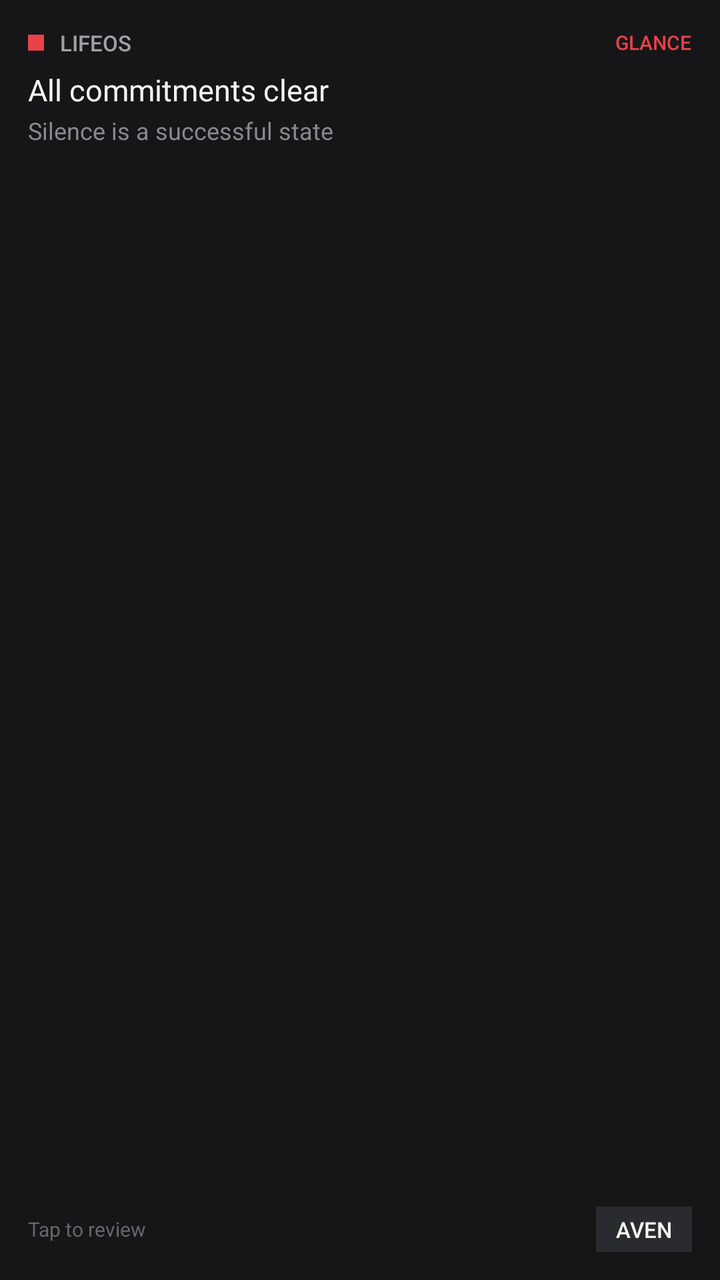
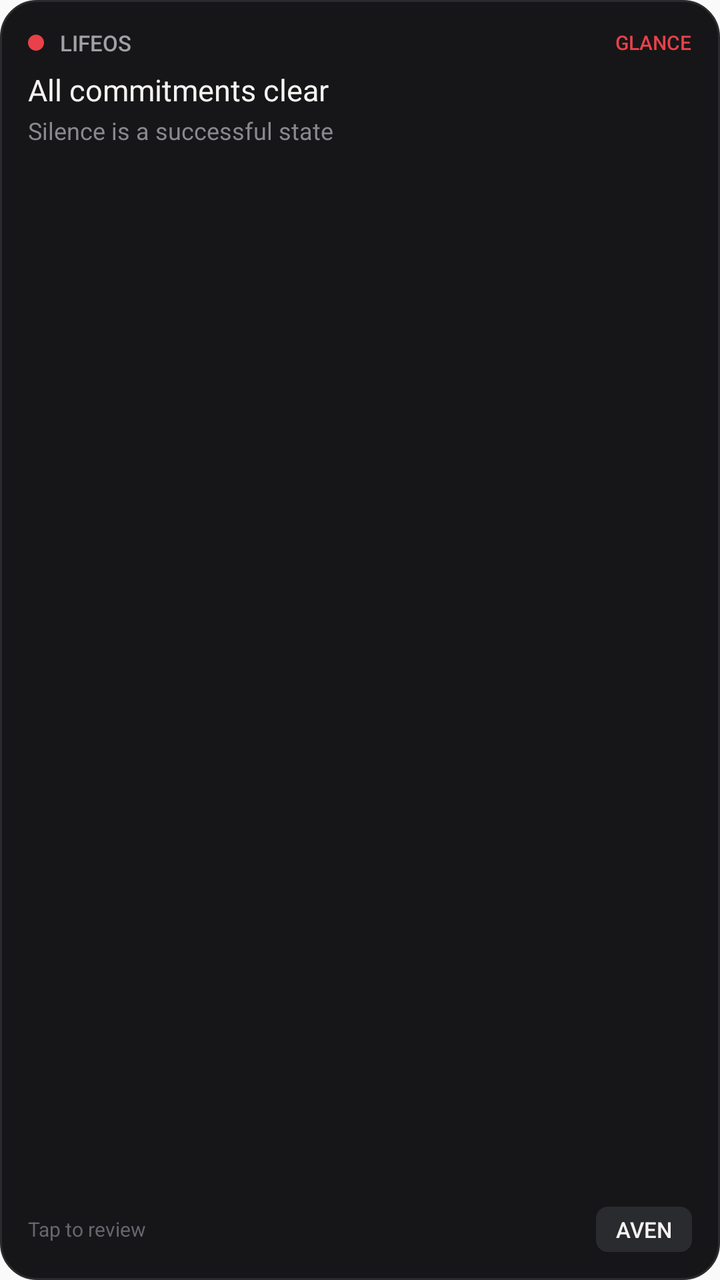

An Android layout rendered at two revisions. The XML below is the earlier revision; the diff shows what the commit changed to produce the second picture.
<!-- AndroidManifest.xml: application theme AppTheme -->
<!-- res/layout/widget_glance_layout.xml -->
<?xml version="1.0" encoding="utf-8"?>
<LinearLayout xmlns:android="http://schemas.android.com/apk/res/android"
    android:id="@+id/widget_root"
    android:layout_width="match_parent"
    android:layout_height="match_parent"
    android:background="#161618"
    android:orientation="vertical"
    android:padding="14dp">

    
    <LinearLayout
        android:layout_width="match_parent"
        android:layout_height="wrap_content"
        android:gravity="center_vertical"
        android:orientation="horizontal">

        
        <View
            android:id="@+id/widget_status_dot"
            android:layout_width="8dp"
            android:layout_height="8dp"
            android:background="#E8414A" />

        <TextView
            android:id="@+id/widget_header_label"
            android:layout_width="0dp"
            android:layout_height="wrap_content"
            android:layout_marginStart="8dp"
            android:layout_weight="1"
            android:fontFamily="sans-serif-medium"
            android:text="LIFEOS"
            android:textColor="#A0A0A5"
            android:textSize="11sp" />

        <TextView
            android:id="@+id/widget_mode_badge"
            android:layout_width="wrap_content"
            android:layout_height="wrap_content"
            android:fontFamily="sans-serif-medium"
            android:text="GLANCE"
            android:textColor="#E8414A"
            android:textSize="10sp" />
    </LinearLayout>

    
    <TextView
        android:id="@+id/widget_title"
        android:layout_width="match_parent"
        android:layout_height="wrap_content"
        android:layout_marginTop="6dp"
        android:ellipsize="end"
        android:fontFamily="sans-serif-bold"
        android:maxLines="2"
        android:text="All commitments clear"
        android:textColor="#F6F3F1"
        android:textSize="15sp" />

    <TextView
        android:id="@+id/widget_subtitle"
        android:layout_width="match_parent"
        android:layout_height="wrap_content"
        android:layout_marginTop="2dp"
        android:ellipsize="end"
        android:fontFamily="sans-serif"
        android:maxLines="1"
        android:text="Silence is a successful state"
        android:textColor="#88888E"
        android:textSize="12sp" />

    <View
        android:layout_width="match_parent"
        android:layout_height="0dp"
        android:layout_weight="1" />

    
    <LinearLayout
        android:layout_width="match_parent"
        android:layout_height="wrap_content"
        android:gravity="center_vertical"
        android:orientation="horizontal">

        <TextView
            android:id="@+id/widget_meta_text"
            android:layout_width="0dp"
            android:layout_height="wrap_content"
            android:layout_weight="1"
            android:fontFamily="sans-serif"
            android:text="Tap to review"
            android:textColor="#66666D"
            android:textSize="10sp" />

        <TextView
            android:id="@+id/widget_aven_button"
            android:layout_width="wrap_content"
            android:layout_height="wrap_content"
            android:background="#2A2B2F"
            android:fontFamily="sans-serif-medium"
            android:paddingStart="10dp"
            android:paddingTop="4dp"
            android:paddingEnd="10dp"
            android:paddingBottom="4dp"
            android:text="AVEN"
            android:textColor="#F6F3F1"
            android:textSize="11sp" />
    </LinearLayout>
</LinearLayout>
<!-- resources referenced by this layout -->
<resources>
  <style name="AppTheme" parent="Theme.AppCompat.DayNight.NoActionBar">
      <item name="android:editTextBackground">@drawable/rn_edit_text_material</item>
      <item name="colorPrimary">@color/colorPrimary</item>
      <item name="android:statusBarColor">@android:color/transparent</item>
      <item name="android:navigationBarColor">@android:color/transparent</item>
    </style>
  <!-- drawable rn_edit_text_material (drawable) -->
  <?xml version="1.0" encoding="utf-8"?>
  <inset xmlns:android="http://schemas.android.com/apk/res/android"
         android:insetLeft="@dimen/abc_edit_text_inset_horizontal_material"
         android:insetRight="@dimen/abc_edit_text_inset_horizontal_material"
         android:insetTop="@dimen/abc_edit_text_inset_top_material"
         android:insetBottom="@dimen/abc_edit_text_inset_bottom_material"
         >
  
      <selector>
          
          <item android:state_enabled="false" android:drawable="@drawable/abc_textfield_default_mtrl_alpha"/>
          <item android:drawable="@drawable/abc_textfield_activated_mtrl_alpha"/>
      </selector>
  
  </inset>
  <color name="colorPrimary">#023c69</color>
</resources>

<!-- the commit's change to res/layout/widget_glance_layout.xml (unified diff, before → after) -->
@@ -3,7 +3,7 @@
     android:id="@+id/widget_root"
     android:layout_width="match_parent"
     android:layout_height="match_parent"
-    android:background="#161618"
+    android:background="@drawable/widget_background"
     android:orientation="vertical"
     android:padding="14dp">
 
@@ -15,17 +15,19 @@
         android:orientation="horizontal">
 
         
-        <View
+        <ImageView
             android:id="@+id/widget_status_dot"
             android:layout_width="8dp"
             android:layout_height="8dp"
-            android:background="#E8414A" />
+            android:src="@drawable/widget_dot_red"
+            android:contentDescription="Status indicator" />
 
         <TextView
             android:id="@+id/widget_header_label"
             android:layout_width="0dp"
             android:layout_height="wrap_content"
             android:layout_marginStart="8dp"
+            android:layout_marginLeft="8dp"
             android:layout_weight="1"
             android:fontFamily="sans-serif-medium"
             android:text="LIFEOS"
@@ -67,7 +69,8 @@
         android:textColor="#88888E"
         android:textSize="12sp" />
 
-    <View
+    
+    <FrameLayout
         android:layout_width="match_parent"
         android:layout_height="0dp"
         android:layout_weight="1" />
@@ -93,11 +96,13 @@
             android:id="@+id/widget_aven_button"
             android:layout_width="wrap_content"
             android:layout_height="wrap_content"
-            android:background="#2A2B2F"
+            android:background="@drawable/widget_button_bg"
             android:fontFamily="sans-serif-medium"
             android:paddingStart="10dp"
+            android:paddingLeft="10dp"
             android:paddingTop="4dp"
             android:paddingEnd="10dp"
+            android:paddingRight="10dp"
             android:paddingBottom="4dp"
             android:text="AVEN"
             android:textColor="#F6F3F1"
<!-- resource entries referenced after the edit -->
@@ -1,5 +1,31 @@
 <!-- resources referenced by this layout -->
 <resources>
+  <!-- drawable widget_background (drawable) -->
+  <?xml version="1.0" encoding="utf-8"?>
+  <shape xmlns:android="http://schemas.android.com/apk/res/android"
+      android:shape="rectangle">
+      <solid android:color="#161618" />
+      <stroke
+          android:width="1dp"
+          android:color="#2A2B2F" />
+      <corners android:radius="18dp" />
+  </shape>
+  <!-- drawable widget_button_bg (drawable) -->
+  <?xml version="1.0" encoding="utf-8"?>
+  <shape xmlns:android="http://schemas.android.com/apk/res/android"
+      android:shape="rectangle">
+      <solid android:color="#2A2B2F" />
+      <corners android:radius="6dp" />
+  </shape>
+  <!-- drawable widget_dot_red (drawable) -->
+  <?xml version="1.0" encoding="utf-8"?>
+  <shape xmlns:android="http://schemas.android.com/apk/res/android"
+      android:shape="oval">
+      <solid android:color="#E8414A" />
+      <size
+          android:width="8dp"
+          android:height="8dp" />
+  </shape>
   <style name="AppTheme" parent="Theme.AppCompat.DayNight.NoActionBar">
       <item name="android:editTextBackground">@drawable/rn_edit_text_material</item>
       <item name="colorPrimary">@color/colorPrimary</item>
